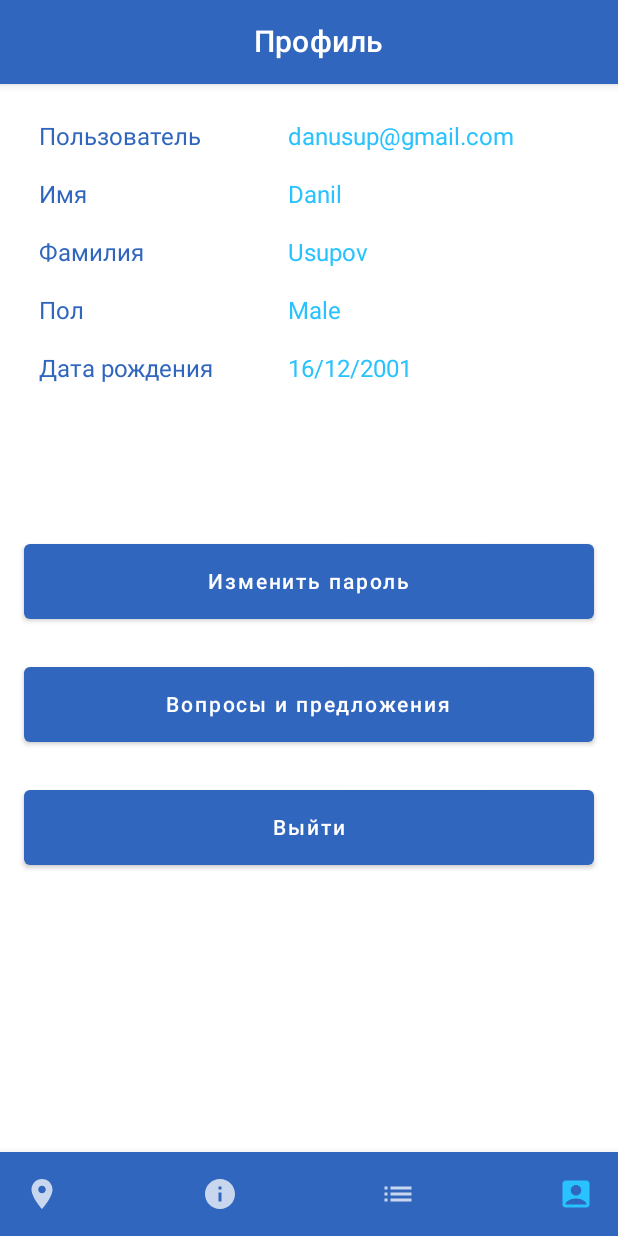
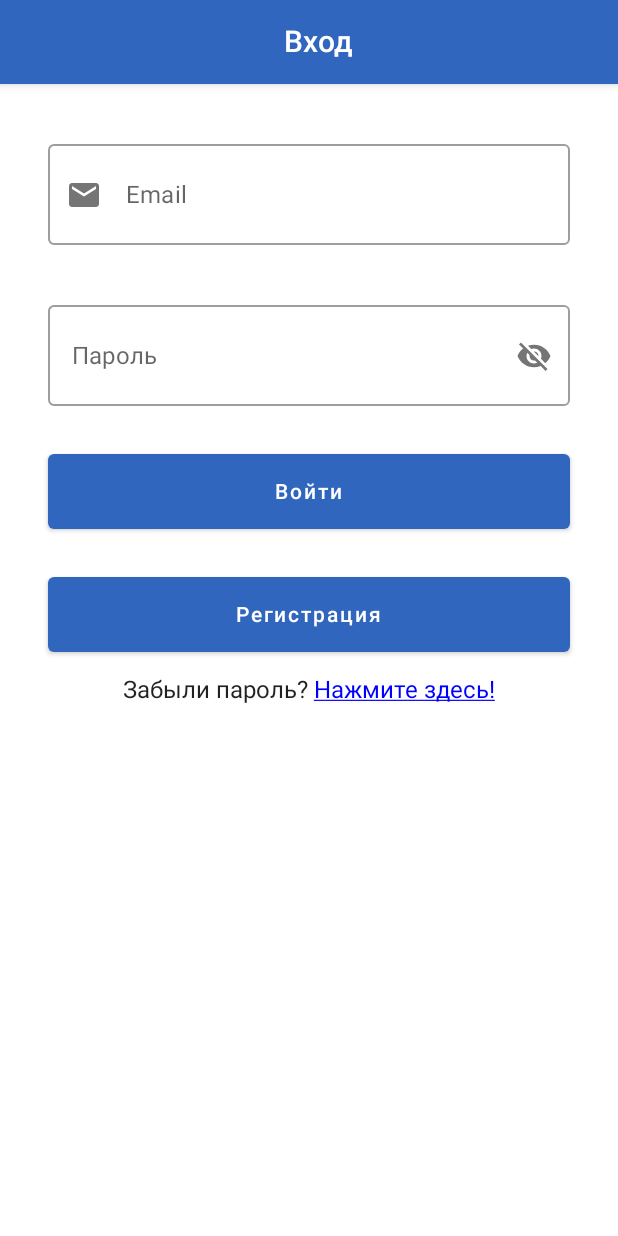
Before and after one commit to k-andrey01/DiplomaApp, an Android app built with Jetpack Compose: the ProfileActivity screen opened directly, with no data from a screen before it, after a tap on "Выйти", on a phone screen of 412 x 824 dp. Run offline under Robolectric (Android 15) with nearby library versions, the phone set to English and light mode, and no system bars; libraries missing offline, so code that uses them is left out: com.yandex.mapkit.

Commit message:
Добавлено окно входа

```diff
--- a/app/src/main/AndroidManifest.xml
+++ b/app/src/main/AndroidManifest.xml
@@ -42,6 +42,10 @@
             android:name=".EditingPasswordActivity"
             android:exported="true">
         </activity>
+        <activity
+            android:name=".LoginActivity"
+            android:exported="true">
+        </activity>
     </application>
 
 </manifest>
--- a/app/src/main/java/com/bignerdranch/android/safecity/EditingPasswordActivity.kt
+++ b/app/src/main/java/com/bignerdranch/android/safecity/EditingPasswordActivity.kt
@@ -23,6 +23,10 @@ import androidx.compose.material.icons.filled.VisibilityOff
 
 class EditingPasswordActivity : ComponentActivity() {
     override fun onCreate(savedInstanceState: Bundle?) {
+        var email = ""
+        if (!intent.getStringExtra("email").isNullOrEmpty()) {
+            email = intent.getStringExtra("email").toString()
+        }
         super.onCreate(savedInstanceState)
         setContent {
             SafeCityTheme {
@@ -37,7 +41,8 @@ class EditingPasswordActivity : ComponentActivity() {
                             resources.getString(R.string.mail_from),
                             resources.getString(R.string.mail_to),
                             resources.getString(R.string.password),
-                            resources.getString(R.string.theme_change_pass)
+                            resources.getString(R.string.theme_change_pass),
+                            email
                         )
                     }
                 }
@@ -52,13 +57,14 @@ fun PasswordResetScreen(
     mailFrom: String,
     mailTo: String,
     password: String,
-    theme: String
+    theme: String,
+    email: String
 ) {
     Column(
         modifier = Modifier.padding(16.dp),
         horizontalAlignment = Alignment.CenterHorizontally
     ) {
-        val email = remember { mutableStateOf("") }
+        val email = remember { mutableStateOf(email) }
         val code = remember { mutableStateOf("") }
         val newPassword = remember { mutableStateOf("") }
         val isCodeSent = remember { mutableStateOf(false) }
--- a/app/src/main/java/com/bignerdranch/android/safecity/LoginActivity.kt
+++ b/app/src/main/java/com/bignerdranch/android/safecity/LoginActivity.kt
@@ -1,7 +1,148 @@
 package com.bignerdranch.android.safecity
 
+import android.content.Intent
+import android.os.Bundle
 import androidx.activity.ComponentActivity
+import androidx.activity.compose.setContent
+import androidx.compose.foundation.clickable
+import androidx.compose.foundation.layout.*
+import androidx.compose.material.*
+import androidx.compose.material.icons.Icons
+import androidx.compose.material.icons.filled.Visibility
+import androidx.compose.material.icons.filled.VisibilityOff
+import androidx.compose.runtime.*
+import androidx.compose.ui.Alignment
+import androidx.compose.ui.Modifier
+import androidx.compose.ui.graphics.Color
+import androidx.compose.ui.graphics.vector.ImageVector
+import androidx.compose.ui.platform.LocalContext
+import androidx.compose.ui.text.SpanStyle
+import androidx.compose.ui.text.buildAnnotatedString
+import androidx.compose.ui.text.input.PasswordVisualTransformation
+import androidx.compose.ui.text.input.VisualTransformation
+import androidx.compose.ui.text.style.TextDecoration
+import androidx.compose.ui.text.withStyle
+import androidx.compose.ui.unit.dp
+import com.bignerdranch.android.safecity.ui.theme.SafeCityTheme
 
 class LoginActivity : ComponentActivity() {
+    override fun onCreate(savedInstanceState: Bundle?) {
+        super.onCreate(savedInstanceState)
+        setContent {
+            SafeCityTheme {
+                Surface(
+                    modifier = Modifier.fillMaxSize(),
+                    color = MaterialTheme.colors.background
+                ) {
+                    Column {
+                        TopBar("Вход", false, onBackPressed = { onBackPressed() })
+                        LoginScreen()
+                    }
+                }
+            }
+        }
+    }
+}
 
+@Composable
+fun LoginScreen() {
+    val context = LocalContext.current
+    Column(
+        modifier = Modifier.padding(16.dp),
+        horizontalAlignment = Alignment.CenterHorizontally
+    ) {
+        val email = remember { mutableStateOf("") }
+        val password = remember { mutableStateOf("") }
+
+        EmailInput(email = email)
+        PasswordInput(password = password)
+
+        EnterButton()
+        RegistrationButton()
+        Text(
+            text = buildAnnotatedString {
+                append("Забыли пароль? ")
+                withStyle(
+                    style = SpanStyle(
+                        color = Color.Blue,
+                        textDecoration = TextDecoration.Underline
+                    )
+                ) {
+                    append("Нажмите здесь!")
+                }
+            },
+            modifier = Modifier.clickable {
+                val intent = Intent(context, EditingPasswordActivity::class.java).apply {
+                    putExtra("email", email.value)
+                }
+                context.startActivity(intent)
+            }
+        )
+    }
 }
+
+@Composable
+fun PasswordInput(password: MutableState<String>) {
+    var passwordVisible by remember { mutableStateOf(false) }
+
+    OutlinedTextField(
+        value = password.value,
+        onValueChange = { password.value = it },
+        label = { Text("Пароль") },
+        placeholder = { Text(text = "Введите пароль") },
+        modifier = Modifier
+            .padding(16.dp)
+            .fillMaxWidth()
+            .height(75.dp),
+        singleLine = true,
+        visualTransformation = if (passwordVisible) VisualTransformation.None else PasswordVisualTransformation(),
+        trailingIcon = {
+            IconButton(
+                onClick = { passwordVisible = !passwordVisible }
+            ) {
+                Icon(
+                    imageVector = getVisibilityIcon(passwordVisible),
+                    contentDescription = "Password Visibility Icon"
+                )
+            }
+        }
+    )
+}
+
+private fun getVisibilityIcon(passwordVisible: Boolean): ImageVector {
+    return if (passwordVisible) {
+        Icons.Filled.Visibility
+    } else {
+        Icons.Filled.VisibilityOff
+    }
+}
+
+@Composable
+fun EnterButton() {
+    val context = LocalContext.current
+    Button(
+        onClick = {
+            val intent = Intent(context, MainActivity::class.java)
+            context.startActivity(intent)
+        },
+        modifier = Modifier
+            .padding(16.dp)
+            .fillMaxWidth()
+            .height(50.dp)
+    ) {
+        Text("Войти")
+    }
+}
+
+@Composable
+fun RegistrationButton() {
+    Button(
+        onClick = {/*TODO*/ },
+        modifier = Modifier
+            .padding(16.dp)
+            .fillMaxWidth()
+            .height(50.dp)
+    ) {
+        Text("Регистрация")
+    }
+}
--- a/app/src/main/java/com/bignerdranch/android/safecity/ProfileActivity.kt
+++ b/app/src/main/java/com/bignerdranch/android/safecity/ProfileActivity.kt
@@ -98,7 +98,10 @@ fun Buttons(context: Context) {
             Text("Вопросы и предложения")
         }
         Button(
-            onClick = { /*TODO*/ },
+            onClick = {
+                val intent = Intent(context, LoginActivity::class.java)
+                context.startActivity(intent)
+            },
             modifier = Modifier
                 .padding(16.dp)
                 .fillMaxWidth()
```
